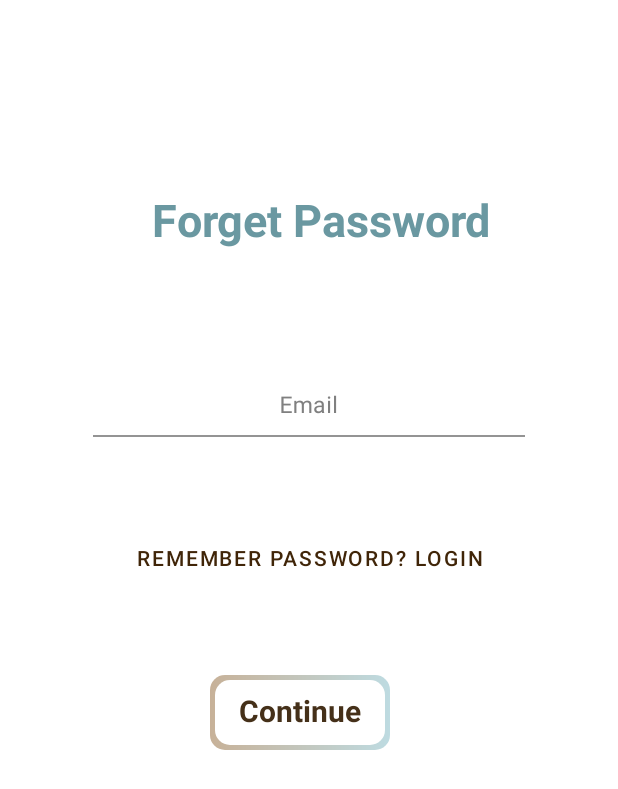
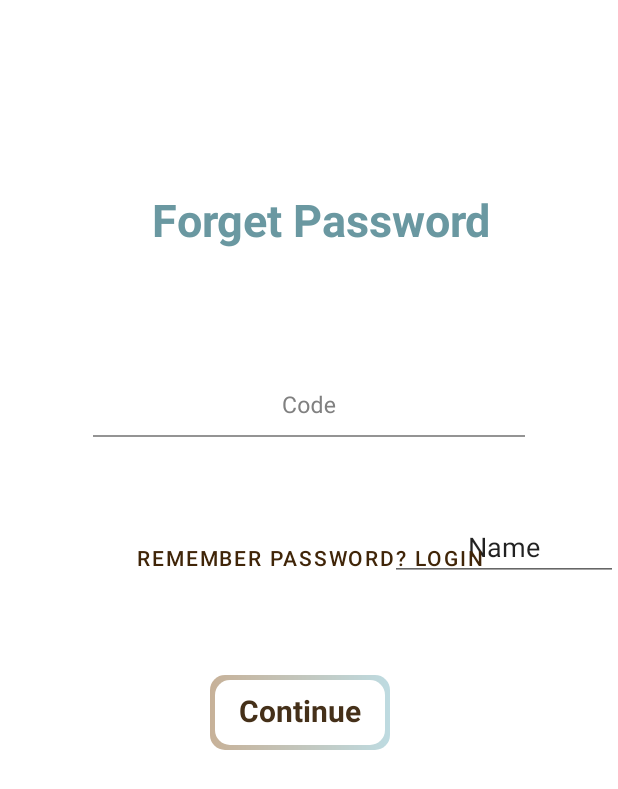
Before and after one commit to Codezilla-21/sweetHome, an Android app: the ForgetPassword screen opened directly, with no data from a screen before it, on a phone screen of 412 x 824 dp. Shown: the top 789 px of the screen. Run offline under Robolectric (Android 15) with nearby library versions, the phone set to English and light mode, and no system bars; libraries missing offline, so code that uses them is left out: com.amplifyframework.core; Roboto replaces fonts that are not available here; 1 statement that could not run was skipped.

Commit message:
forget password halfway

```diff
--- a/app/src/main/java/com/example/mysweethome/ForgetPassword.java
+++ b/app/src/main/java/com/example/mysweethome/ForgetPassword.java
@@ -5,10 +5,14 @@ import androidx.appcompat.app.AppCompatActivity;
 import android.os.Bundle;
 import android.content.Intent;
 import android.os.Bundle;
+import android.util.Log;
 import android.util.Patterns;
 import android.view.View;
 import android.widget.EditText;
+import android.widget.TextView;
 import android.widget.Toast;
+
+import com.amplifyframework.core.Amplify;
 
 //import com.example.handyopinion.R;
 
@@ -21,56 +25,28 @@ public class ForgetPassword extends AppCompatActivity {
     protected void onCreate(Bundle savedInstanceState) {
         super.onCreate(savedInstanceState);
         setContentView(R.layout.activity_forget_password);
-//        viewInitializations();
+
+        Amplify.Auth.resetPassword(
+                getIntent().getStringExtra("userName"),
+                result -> Log.i("AuthQuickstart", result.toString()),
+                error -> Log.e("AuthQuickstart", error.toString())
+        );
+        System.out.println("******************user "+ getIntent().getStringExtra("userName"));
+        TextView continueForget= findViewById(R.id.bt_forget);
+        TextView newPassword= findViewById(R.id.newPass);
+        TextView code = findViewById(R.id.bt_signup);
+        continueForget.setOnClickListener(new View.OnClickListener() {
+            @Override
+            public void onClick(View v) {
+                Amplify.Auth.confirmResetPassword(
+                        newPassword.getText().toString(),
+                        code.getText().toString(),
+                        () -> Log.i("AuthQuickstart", "New password confirmed"),
+                        error -> Log.e("AuthQuickstart", error.toString())
+                );
+            }
+        });
+    }
 
 
-    }
-//
-//    void viewInitializations() {
-//        etEmail = findViewById(R.id.et_email);
-//
-//        // To show back button in actionbar
-//        getSupportActionBar().setDisplayHomeAsUpEnabled(true);
-//    }
-//
-//    // Checking if the input in form is valid
-//    boolean validateInput() {
-//
-//        if (etEmail.getText().toString().equals("")) {
-//            etEmail.setError("Please Enter Email");
-//            return false;
-//        }
-//
-//        // checking the proper email format
-//        if (!isEmailValid(etEmail.getText().toString())) {
-//            etEmail.setError("Please Enter Valid Email");
-//            return false;
-//        }
-//
-//
-//        return true;
-//    }
-//
-//    boolean isEmailValid(String email) {
-//        return Patterns.EMAIL_ADDRESS.matcher(email).matches();
-//    }
-//
-//    // Hook Click Event
-//
-//    public void performCodeVerify (View v) {
-//        if (validateInput()) {
-//
-//            // Input is valid, here send data to your server
-//
-//            String email = etEmail.getText().toString();
-//
-//            Intent intent = new Intent(this, ConfirmSignUp.class);
-//            startActivity(intent);
-//            Toast.makeText(this,"Email send to Register Email Address",Toast.LENGTH_SHORT).show();
-//            // Here you can call you API
-//            // Check this tutorial to call server api through Google Volley Library https://handyopinion.com
-//
-//        }
-//    }
-
 }
--- a/app/src/main/java/com/example/mysweethome/Login.java
+++ b/app/src/main/java/com/example/mysweethome/Login.java
@@ -91,6 +91,7 @@ public class Login extends AppCompatActivity {
             @Override
             public void onClick(View v) {
                 Intent intent = new Intent(Login.this, ForgetPassword.class);
+                intent.putExtra("userName",email.getText().toString());
                 startActivity(intent);
             }
         });
--- a/app/src/main/java/com/example/mysweethome/Signup.java
+++ b/app/src/main/java/com/example/mysweethome/Signup.java
@@ -57,6 +57,7 @@ public class Signup extends AppCompatActivity {
 
                                 Intent goToConfirmation = new Intent(Signup.this, ConfirmSignUp.class);
                                 goToConfirmation.putExtra("Name", username.getText().toString());
+                                goToConfirmation.putExtra("Email", email.getText().toString());
                                 startActivity(goToConfirmation);
 
                             },
--- a/app/src/main/res/layout/activity_forget_password.xml
+++ b/app/src/main/res/layout/activity_forget_password.xml
@@ -45,19 +45,18 @@
                 app:layout_constraintWidth_percent="0.7">
 
                 <EditText
-                    android:id="@+id/et_email"
+                    android:id="@+id/codeForget"
                     android:layout_width="match_parent"
                     android:layout_height="wrap_content"
+                    android:layout_marginTop="200dp"
                     android:background="#00000000"
                     android:gravity="center"
-                    android:hint="Email"
+                    android:hint="Code"
                     android:inputType="textEmailAddress"
                     android:padding="10dp"
                     android:textColor="#000000"
                     android:textColorHint="#808080"
-                    android:textSize="15sp"
-                    android:layout_marginTop="200dp"
-                    />
+                    android:textSize="15sp" />
             </com.google.android.material.textfield.TextInputLayout>
 
 
@@ -123,6 +122,18 @@
 
                 </RelativeLayout>
 
+                <EditText
+                    android:id="@+id/newPass"
+                    android:layout_width="131dp"
+                    android:layout_height="wrap_content"
+                    android:layout_marginTop="340dp"
+                    android:layout_marginLeft="0dp"
+                    android:textAlignment="center"
+                    android:layout_weight="1"
+                    android:ems="10"
+                    android:inputType="textPersonName"
+                    android:text="Name" />
+
 
             </LinearLayout>
 
```
